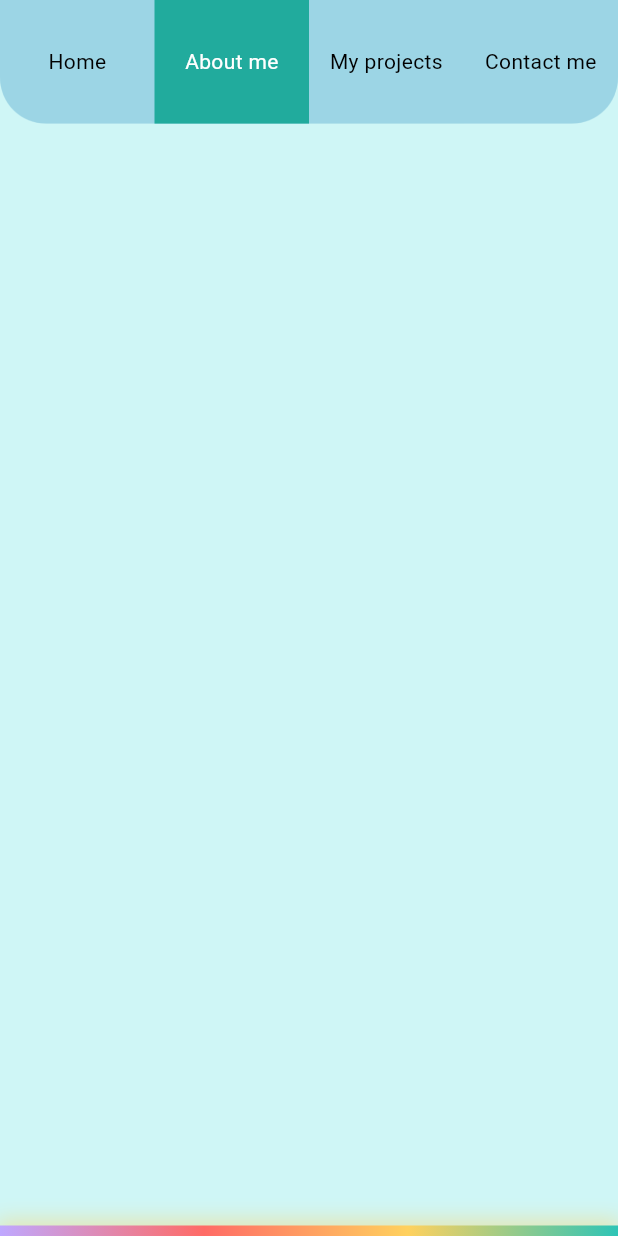
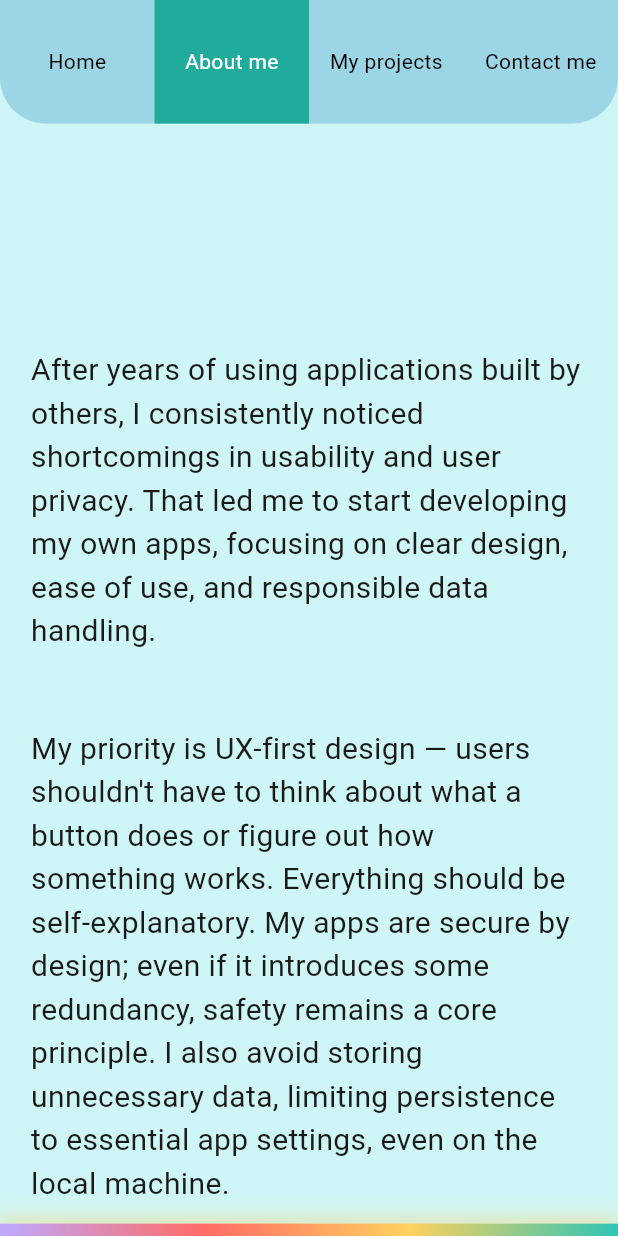
Before and after one commit to darksider-05/portfolio, a Flutter app: the screen it shows after launch, after a tap on "About me", on a phone screen of 412 x 824 dp. Run offline on Flutter 3.47's test engine with Material 3 defaults, Android fonts, the light colour scheme and no system bars.

Commit message:
the aboutme section is added. the text size and spacing in the homepage has been changed accordingly.

```diff
--- a/assets/data.json
+++ b/assets/data.json
@@ -1,15 +1,25 @@
 {
-    "home":{
-
-        "images":{
-            "myimage":"assets/home/myimage.jpg"
+    "home": {
+        "images": {
+            "myimage": "assets/home/myimage.jpg"
         },
-        "texts":{
-            "title":"Introduction",
-            "description":"I am Ali Bahrkazemi, a second year computer engineering student at the university of Guilan. I am experienced in working with Flutter, and have already developed and released multiple apps, for multiple platforms. Even this webpage is made with Flutter. My app designs revolve around UX, mainly ease of use, and security. "
+        "texts": {
+            "title": "Introduction",
+            "description": "I am Ali Bahrkazemi, a second year computer engineering student at the university of Guilan. I am experienced in working with Flutter, and have already developed and released multiple apps, for multiple platforms. Even this webpage is made with Flutter. My app designs revolve around UX, mainly ease of use, and security. "
         }
     },
-    "aboutme":{},
-    "myprojects":{},
-    "contactme":{}
+    "aboutme": {
+        "blocks": [
+            [
+                "",
+                [
+                    "After years of using applications built by others, I consistently noticed shortcomings in usability and user privacy. That led me to start developing my own apps, focusing on clear design, ease of use, and responsible data handling.",
+                    "My priority is UX-first design — users shouldn't have to think about what a button does or figure out how something works. Everything should be self-explanatory. My apps are secure by design; even if it introduces some redundancy, safety remains a core principle. I also avoid storing unnecessary data, limiting persistence to essential app settings, even on the local machine.",
+                    "I choose my projects based on ideas first, then learn whatever is required to bring them to life. \nI am currently learning custom animations to gain more control over motion and create smoother, more meaningful transitions."
+                ]
+            ]
+        ]
+    },
+    "myprojects": {},
+    "contactme": {}
 }
--- a/lib/components/bottom_gradient.dart
+++ b/lib/components/bottom_gradient.dart
@@ -11,6 +11,7 @@ class Line extends StatelessWidget {
     final grad = Provider.of<Grad>(context);
     var defs = Defaults(context);
     var vw = defs.vw();
+    var vh = defs.vh();
 
     return Positioned(
       bottom: 0,
@@ -21,7 +22,7 @@ class Line extends StatelessWidget {
         builder: (context, animGradient, _) {
           return Container(
             width: vw,
-            height: 7,
+            height: vh * 0.01,
             decoration: BoxDecoration(
               gradient: animGradient,
               boxShadow: [
--- a/lib/components/frame.dart
+++ b/lib/components/frame.dart
@@ -1,4 +1,5 @@
 import 'package:flutter/material.dart';
+import 'package:portfolio/components/pages/aboutme.dart';
 import 'package:portfolio/components/pages/home.dart';
 import 'package:portfolio/settings/providers.dart';
 import 'package:provider/provider.dart';
@@ -17,7 +18,8 @@ class _WideState extends State<Wide> {
 
     return switch (nav.currentpage) {
       1 => Home(),
-      2 => Container(),
+      2 => Aboutme(),
+      3 => Container(),
       _ => Home(),
     };
   }
--- /dev/null
+++ b/lib/components/pages/aboutme.dart
@@ -0,0 +1,62 @@
+import 'package:flutter/material.dart';
+import 'package:portfolio/settings/defaults.dart';
+import 'package:portfolio/settings/jsonload.dart';
+import 'package:provider/provider.dart';
+
+class Aboutme extends StatelessWidget {
+  const Aboutme({super.key});
+
+  @override
+  Widget build(BuildContext context) {
+    var defs = Defaults(context);
+    var vw = defs.vw();
+    var vh = defs.vh();
+    final json = context.watch<Jsonload>();
+    final data = json.data?["aboutme"]["blocks"];
+
+    return SizedBox(
+      child: Align(
+        alignment: Alignment.topCenter,
+        child: SizedBox(
+          width: vw * 0.9,
+          child: ListView(
+            children: List.generate(
+              data.length,
+              (index1) => SizedBox(
+                child: Column(
+                  spacing: vh * 0.05,
+                  children: [
+                    index1 == 0 ? SizedBox(height: vh * 0.1) : SizedBox(),
+                    // title
+                    Text(data[index1][0], style: TextStyle(fontSize: 30)),
+                    // body of contents
+                    Container(
+                      margin: index1 == data.length
+                          ? EdgeInsets.only(bottom: vh * 0.025)
+                          : null,
+                      child: ListView(
+                        shrinkWrap: true,
+                        physics: NeverScrollableScrollPhysics(),
+                        children: List.generate(
+                          data[index1][1].length,
+                          (index2) => Container(
+                            margin: EdgeInsets.symmetric(vertical: vh * 0.03),
+                            child: Text(
+                              data[index1][1][index2],
+                              softWrap: true,
+                              style: TextStyle(fontSize: 20),
+                            ),
+                          ),
+                        ),
+                      ),
+                    ),
+                  ],
+                ),
+              ),
+            ),
+          ),
+        ),
+      ),
+    );
+  }
+}
--- a/lib/components/pages/home.dart
+++ b/lib/components/pages/home.dart
@@ -107,7 +107,10 @@ class Textpart extends StatelessWidget {
             child: Container(
               color: Colors.transparent,
               alignment: Alignment.topLeft,
-              child: Text(data["description"], style: TextStyle(fontSize: 16)),
+              child: Text(
+                data["description"],
+                style: TextStyle(fontSize: 18.5, height: 1.8),
+              ),
             ),
           ),
         ],
```
Also changed, not shown: 1 other file.
